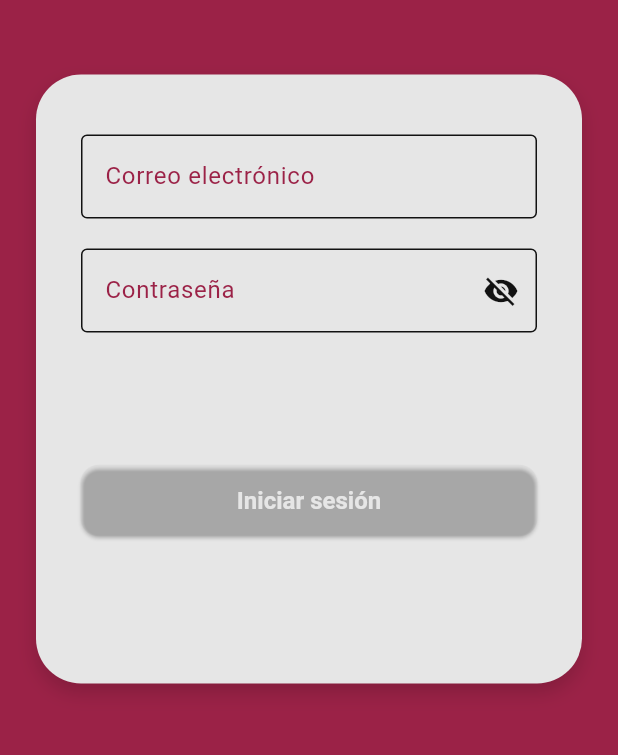
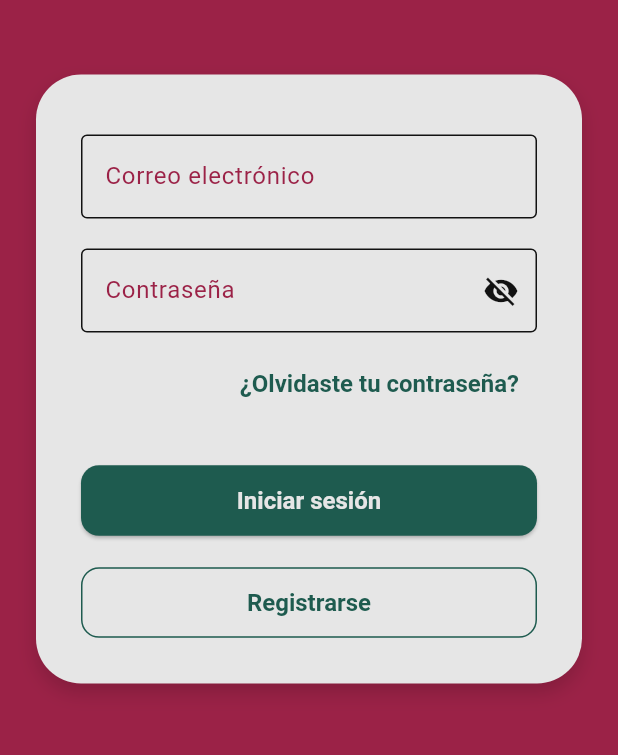
Before and after one commit to raewashere/calibraciones, a Flutter app: the screen it shows after launch, on a phone screen of 412 x 824 dp, the part 431-1186 px from its top. Run offline on Flutter 3.47's test engine with Material 3 defaults, Android fonts, the phone set to English and light mode, and no system bars; our stand-ins replace animate_do, file_picker, fl_chart, flutter_profile_picture, shared_preferences, supabase_flutter; accounts and stored records are empty; network calls fail; Roboto replaces fonts that are missing (Montserrat).

Commit message:
fix:Reestablecer color secundario al verde, modificación de gitignore para subir carpeta de web

```diff
--- a/lib/main.dart
+++ b/lib/main.dart
@@ -91,7 +91,7 @@
       onPrimary: const Color(0xFFE6E6E6),
       primaryContainer: const Color(0xFFEE85B5),
       onPrimaryContainer: const Color(0xFF121212),
-      secondary: const Color(0x000000ff),
+      secondary: const Color(0xFF1E5B4F),
       onSecondary: const Color(0xFFE6E6E6),
       secondaryContainer: const Color(0xFFA4D4B4),
       onSecondaryContainer: const Color(0xFF121212),
```
Also changed, not shown: pubspec.lock, 1 other file.
